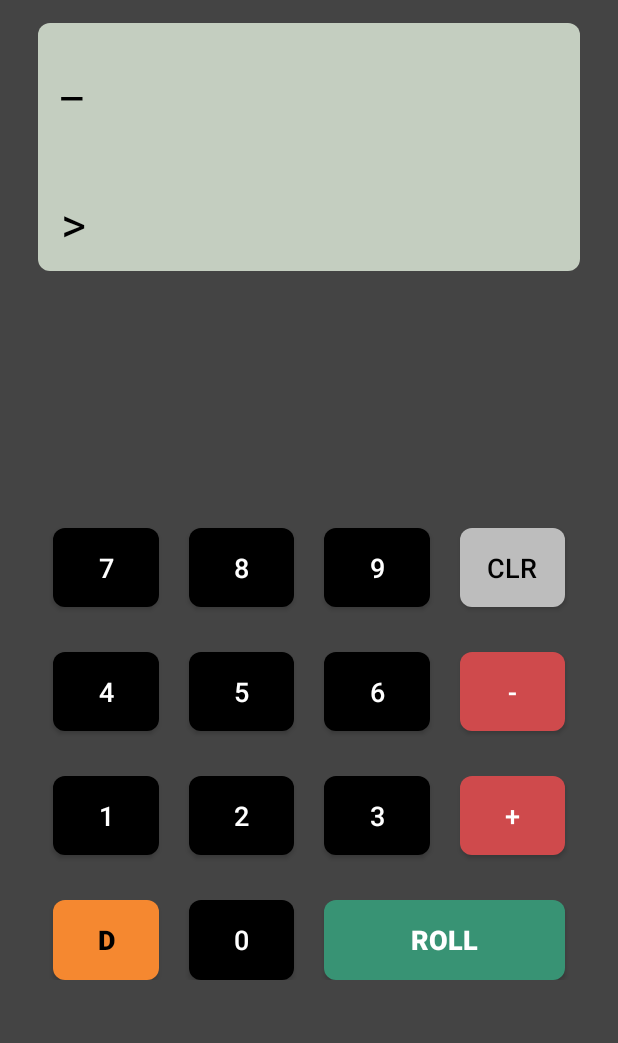
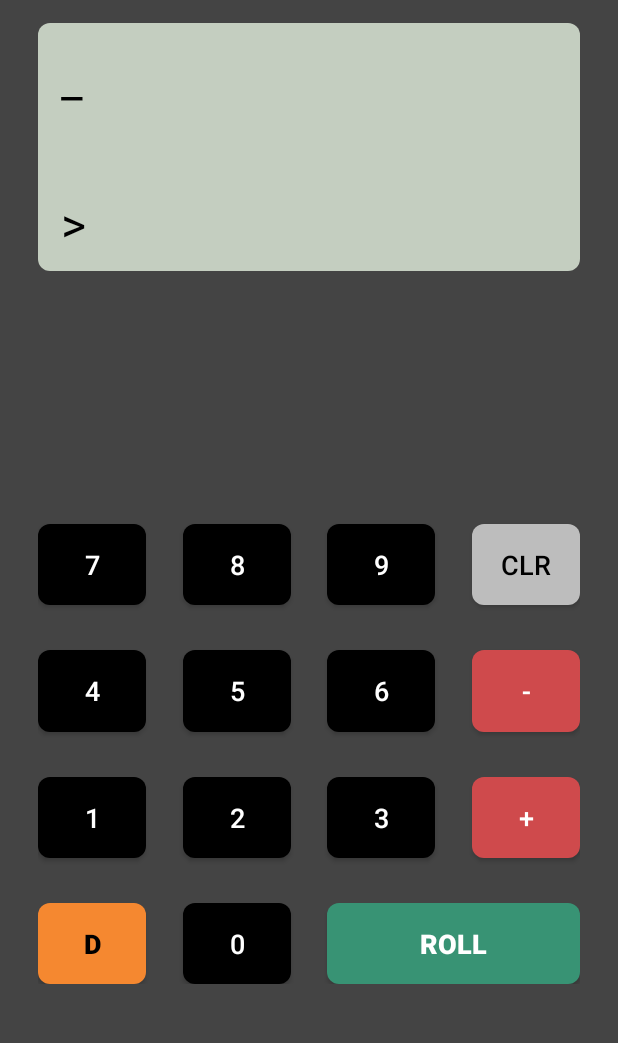
Before and after one commit to remcoder/polyhedral-dice-calculator, an Android app: the screen it shows after launch (MainActivity), on a phone screen of 412 x 824 dp, the part 44-1087 px from its top. Run offline under Robolectric (Android 15) with nearby library versions, the phone set to English and light mode, and no system bars; libraries missing offline, so code that uses them is left out: com.q42.tolbaaken, com.q42.utils; 2 statements that could not run were skipped.

Commit message:
Reworked the layout to be more adaptive to various screen sizes

```diff
--- a/src/app/src/main/res/layout/activity_main.xml
+++ b/src/app/src/main/res/layout/activity_main.xml
@@ -2,108 +2,103 @@
 <android.support.constraint.ConstraintLayout xmlns:android="http://schemas.android.com/apk/res/android"
     xmlns:app="http://schemas.android.com/apk/res-auto"
     xmlns:tools="http://schemas.android.com/tools"
+    android:id="@+id/container"
     android:layout_width="match_parent"
     android:layout_height="match_parent"
-    tools:context=".MainActivity"
     android:background="@color/dark_grey"
-    android:id="@+id/container"
     android:paddingStart="25dp"
     android:paddingEnd="25dp"
-    >
+    tools:context=".MainActivity">
 
     <TextView
         android:id="@+id/app_name"
         android:layout_width="match_parent"
         android:layout_height="wrap_content"
+        android:layout_marginTop="5dp"
+
         android:text="RPG Dice Calculator"
-
+        android:textAlignment="center"
         android:textColor="#aaa"
-        android:textAlignment="center"
         android:textSize="17sp"
-        app:layout_constraintTop_toTopOf="parent"
-        android:layout_marginTop="5dp"
-    />
+        app:layout_constraintTop_toTopOf="parent" />
 
     <View
         android:id="@+id/lcd"
         android:layout_width="match_parent"
         android:layout_height="0dp"
 
-        app:layout_constraintTop_toBottomOf="@id/app_name"
+        android:layout_marginTop="15dp"
         android:background="@drawable/rounded_button"
         android:backgroundTint="@color/lcd"
-        android:layout_marginTop="15dp"
+        app:layout_constraintBottom_toBottomOf="@id/result"
 
-        app:layout_constraintBottom_toBottomOf="@id/result"
-        />
+        app:layout_constraintTop_toBottomOf="@id/app_name" />
 
     <TextView
         android:id="@+id/input"
         android:layout_width="0dp"
         android:layout_height="wrap_content"
-        tools:text="2d4+1d6+2d4+1d6+2d4+1d6"
         android:layout_marginStart="15dp"
+        android:layout_marginTop="15dp"
         android:layout_marginEnd="15dp"
-        android:layout_marginTop="15dp"
         android:lines="2"
         android:textSize="32sp"
+        app:layout_constraintBottom_toTopOf="@id/result"
+        app:layout_constraintEnd_toEndOf="@id/lcd"
         app:layout_constraintStart_toStartOf="@id/lcd"
-        app:layout_constraintEnd_toEndOf="@id/lcd"
         app:layout_constraintTop_toTopOf="@id/lcd"
-        app:layout_constraintBottom_toTopOf="@id/result"
-        />
+        tools:text="2d4+1d6+2d4+1d6+2d4+1d6" />
 
     <TextView
         android:id="@+id/result"
         android:layout_width="0dp"
         android:layout_height="wrap_content"
-        tools:text=">> 42"
+        android:layout_marginStart="15dp"
+        android:layout_marginTop="15dp"
+        android:layout_marginEnd="15dp"
+        android:paddingBottom="10dp"
         android:textSize="32sp"
-        app:layout_constraintStart_toStartOf="@id/lcd"
+        app:layout_constraintBottom_toBottomOf="@id/lcd"
         app:layout_constraintEnd_toEndOf="@id/lcd"
         app:layout_constraintHorizontal_bias="0"
+        app:layout_constraintStart_toStartOf="@id/lcd"
         app:layout_constraintTop_toBottomOf="@id/input"
-        app:layout_constraintBottom_toBottomOf="@id/lcd"
-        android:layout_marginStart="15dp"
-        android:layout_marginEnd="15dp"
-        android:layout_marginTop="15dp"
-        android:paddingBottom="10dp"
-        />
+        tools:text=">> 42" />
 
     <android.support.constraint.ConstraintLayout
         android:id="@+id/buttons"
         android:layout_width="match_parent"
         android:layout_height="wrap_content"
-        app:layout_constraintTop_toBottomOf="@id/result"
         app:layout_constraintBottom_toBottomOf="parent"
         app:layout_constraintStart_toStartOf="parent"
-        >
+        app:layout_constraintTop_toBottomOf="@id/result">
 
         <Button
             android:id="@+id/button_7"
             android:layout_width="0dp"
             android:layout_height="0dp"
+            android:layout_marginVertical="30dp"
             android:text="7"
+
+            app:layout_constraintDimensionRatio="4:3"
+            app:layout_constraintEnd_toStartOf="@+id/button_8"
+
+            app:layout_constraintHorizontal_chainStyle="spread_inside"
+            app:layout_constraintStart_toStartOf="parent"
             app:layout_constraintTop_toTopOf="parent"
-
-        app:layout_constraintEnd_toStartOf="@+id/button_8"
-        app:layout_constraintStart_toStartOf="parent"
-        app:layout_constraintHorizontal_chainStyle="spread_inside"
-        android:layout_marginHorizontal="10dp"
-        android:layout_marginVertical="30dp"
-        app:layout_constraintDimensionRatio="4:3"
-        />
+            app:layout_constraintWidth_percent="0.20" />
 
         <Button
             android:id="@+id/button_8"
             android:layout_width="0dp"
             android:layout_height="0dp"
             android:text="8"
+            app:layout_constraintBottom_toBottomOf="@id/button_7"
+            app:layout_constraintEnd_toStartOf="@id/button_9"
+            app:layout_constraintStart_toEndOf="@+id/button_7"
             app:layout_constraintTop_toTopOf="@+id/button_7"
-        app:layout_constraintStart_toEndOf="@+id/button_7"
-        app:layout_constraintEnd_toStartOf="@id/button_9"
-        app:layout_constraintBottom_toBottomOf="@id/button_7"
-        android:layout_marginHorizontal="10dp"
+            app:layout_constraintWidth_percent="0.2"
+
 
             />
 
@@ -112,104 +107,92 @@
             android:layout_width="0dp"
             android:layout_height="0dp"
             android:text="9"
+            app:layout_constraintBottom_toBottomOf="@id/button_7"
+            app:layout_constraintEnd_toStartOf="@id/button_clear"
             app:layout_constraintStart_toEndOf="@+id/button_8"
             app:layout_constraintTop_toTopOf="@+id/button_7"
-        app:layout_constraintBottom_toBottomOf="@id/button_7"
-        app:layout_constraintEnd_toStartOf="@id/button_clear"
-        android:layout_marginHorizontal="10dp"
+            app:layout_constraintWidth_percent="0.2"
+
             />
 
         <Button
             android:id="@+id/button_clear"
+            style="@style/CommandButton"
             android:layout_width="0dp"
             android:layout_height="0dp"
-        style="@style/CommandButton"
             android:text="clr"
+            app:layout_constraintBottom_toBottomOf="@id/button_7"
+            app:layout_constraintEnd_toEndOf="parent"
             app:layout_constraintStart_toEndOf="@id/button_9"
-        app:layout_constraintEnd_toEndOf="parent"
             app:layout_constraintTop_toTopOf="@id/button_7"
-        app:layout_constraintBottom_toBottomOf="@id/button_7"
-        android:layout_marginHorizontal="10dp"
+            app:layout_constraintWidth_percent="0.2"
+
             />
 
         <Button
             android:id="@+id/button_4"
             android:layout_width="0dp"
             android:layout_height="0dp"
+            android:layout_marginVertical="30dp"
             android:text="4"
-        app:layout_constraintStart_toStartOf="parent"
-        app:layout_constraintTop_toBottomOf="@+id/button_7"
-        app:layout_constraintEnd_toStartOf="@id/button_5"
             app:layout_constraintDimensionRatio="4:3"
-        app:layout_constraintHorizontal_chainStyle="spread_inside"
-        android:layout_marginHorizontal="10dp"
-        android:layout_marginVertical="30dp"
-        />
+            app:layout_constraintEnd_toEndOf="@id/button_7"
+            app:layout_constraintStart_toStartOf="@id/button_7"
+            app:layout_constraintTop_toBottomOf="@+id/button_7" />
 
         <Button
             android:id="@+id/button_5"
             android:layout_width="0dp"
             android:layout_height="0dp"
             android:text="5"
-        app:layout_constraintEnd_toStartOf="@+id/button_6"
-        app:layout_constraintStart_toEndOf="@+id/button_4"
-        app:layout_constraintTop_toTopOf="@+id/button_4"
             app:layout_constraintBottom_toBottomOf="@id/button_4"
-        android:layout_marginHorizontal="10dp"
-        />
+            app:layout_constraintEnd_toEndOf="@id/button_8"
+            app:layout_constraintStart_toStartOf="@id/button_8"
+            app:layout_constraintTop_toTopOf="@id/button_4" />
 
         <Button
             android:id="@+id/button_6"
             android:layout_width="0dp"
             android:layout_height="0dp"
             android:text="6"
-        app:layout_constraintEnd_toStartOf="@id/button_minus"
-        app:layout_constraintStart_toEndOf="@id/button_5"
-        app:layout_constraintTop_toTopOf="@+id/button_4"
             app:layout_constraintBottom_toBottomOf="@id/button_4"
-        android:layout_marginHorizontal="10dp"
-        />
+            app:layout_constraintEnd_toEndOf="@id/button_9"
+            app:layout_constraintStart_toStartOf="@id/button_9"
+            app:layout_constraintTop_toTopOf="@id/button_4" />
 
         <Button
             android:id="@+id/button_minus"
+            style="@style/OperatorButton"
             android:layout_width="0dp"
             android:layout_height="0dp"
+
             android:text="-"
-        app:layout_constraintEnd_toEndOf="parent"
-        app:layout_constraintStart_toEndOf="@id/button_6"
-        app:layout_constraintTop_toTopOf="@id/button_4"
+
             app:layout_constraintBottom_toBottomOf="@id/button_4"
-        style="@style/OperatorButton"
-        android:layout_marginHorizontal="10dp"
-        />
+            app:layout_constraintEnd_toEndOf="@id/button_clear"
+            app:layout_constraintStart_toStartOf="@id/button_clear"
+            app:layout_constraintTop_toTopOf="@id/button_4" />
 
         <Button
             android:id="@+id/button_1"
             android:layout_width="0dp"
             android:layout_height="0dp"
+            android:layout_marginVertical="30dp"
             android:text="1"
-        app:layout_constraintStart_toStartOf="parent"
-        app:layout_constraintEnd_toStartOf="@+id/button_2"
-        app:layout_constraintTop_toBottomOf="@+id/button_4"
-
             app:layout_constraintDimensionRatio="4:3"
-        app:layout_constraintHorizontal_chainStyle="spread_inside"
-        android:layout_marginHorizontal="10dp"
-        android:layout_marginVertical="30dp"
-
-        />
+            app:layout_constraintEnd_toEndOf="@id/button_7"
+            app:layout_constraintStart_toStartOf="@id/button_7"
+            app:layout_constraintTop_toBottomOf="@+id/button_4" />
 
         <Button
             android:id="@+id/button_2"
             android:layout_width="0dp"
             android:layout_height="0dp"
             android:text="2"
-        app:layout_constraintEnd_toStartOf="@+id/button_3"
-        app:layout_constraintStart_toEndOf="@id/button_1"
-        app:layout_constraintTop_toTopOf="@+id/button_1"
             app:layout_constraintBottom_toBottomOf="@id/button_1"
-        android:layout_marginHorizontal="10dp"
-        />
+            app:layout_constraintEnd_toEndOf="@id/button_8"
+            app:layout_constraintStart_toStartOf="@id/button_8"
+            app:layout_constraintTop_toTopOf="@id/button_1" />
 
         <Button
             android:id="@+id/button_3"
@@ -217,38 +200,33 @@
             android:layout_height="0dp"
             android:text="3"
 
-        app:layout_constraintEnd_toStartOf="@id/button_plus"
-        app:layout_constraintTop_toTopOf="@+id/button_1"
             app:layout_constraintBottom_toBottomOf="@id/button_1"
-        app:layout_constraintStart_toEndOf="@id/button_2"
-        android:layout_marginHorizontal="10dp"
-        />
+            app:layout_constraintEnd_toEndOf="@id/button_9"
+            app:layout_constraintStart_toStartOf="@id/button_9"
+            app:layout_constraintTop_toTopOf="@id/button_1" />
 
         <Button
             android:id="@+id/button_plus"
+            style="@style/OperatorButton"
             android:layout_width="0dp"
             android:layout_height="0dp"
             android:text="+"
-        style="@style/OperatorButton"
-        app:layout_constraintEnd_toEndOf="parent"
-        app:layout_constraintStart_toEndOf="@id/button_3"
-        app:layout_constraintTop_toTopOf="@id/button_1"
             app:layout_constraintBottom_toBottomOf="@id/button_1"
-        android:layout_marginHorizontal="10dp"
-        />
+            app:layout_constraintEnd_toEndOf="@id/button_minus"
+            app:layout_constraintStart_toStartOf="@id/button_minus"
+            app:layout_constraintTop_toTopOf="@id/button_1" />
 
         <Button
             android:id="@+id/button_d"
+            style="@style/DieButton"
             android:layout_width="0dp"
             android:layout_height="0dp"
+            android:layout_marginVertical="30dp"
             android:text="d"
-        app:layout_constraintTop_toBottomOf="@id/button_1"
-        app:layout_constraintStart_toStartOf="@id/button_1"
-        app:layout_constraintEnd_toEndOf="@id/button_1"
             app:layout_constraintDimensionRatio="4:3"
-        android:layout_marginVertical="30dp"
-        style="@style/DieButton"
-        />
+            app:layout_constraintEnd_toEndOf="@id/button_7"
+            app:layout_constraintStart_toStartOf="@id/button_7"
+            app:layout_constraintTop_toBottomOf="@id/button_1" />
 
         <Button
             android:id="@+id/button_0"
@@ -256,23 +234,21 @@
             android:layout_height="0dp"
             android:text="0"
 
-        app:layout_constraintTop_toTopOf="@id/button_d"
             app:layout_constraintBottom_toBottomOf="@id/button_d"
-        app:layout_constraintStart_toStartOf="@id/button_2"
-        app:layout_constraintEnd_toEndOf="@id/button_2"
-        />
+            app:layout_constraintEnd_toEndOf="@id/button_8"
+            app:layout_constraintStart_toStartOf="@id/button_8"
+            app:layout_constraintTop_toTopOf="@id/button_d" />
 
         <Button
             android:id="@+id/button_roll"
+            style="@style/RollButton"
             android:layout_width="0dp"
             android:layout_height="0dp"
             android:text="roll"
-        style="@style/RollButton"
-        app:layout_constraintTop_toTopOf="@id/button_d"
-        app:layout_constraintStart_toStartOf="@id/button_3"
-        app:layout_constraintEnd_toEndOf="@id/button_plus"
             app:layout_constraintBottom_toBottomOf="@id/button_d"
-        />
+            app:layout_constraintEnd_toEndOf="@id/button_clear"
+            app:layout_constraintStart_toStartOf="@id/button_9"
+            app:layout_constraintTop_toTopOf="@id/button_d" />
     </android.support.constraint.ConstraintLayout>
 
 </android.support.constraint.ConstraintLayout>
--- a/src/app/src/main/res/values/styles.xml
+++ b/src/app/src/main/res/values/styles.xml
@@ -8,7 +8,6 @@
         <item name="colorAccent">@color/colorAccent</item>
         <item name="android:textColor">@color/black</item>
         <item name="android:buttonStyle">@style/CalculatorButton</item>
-
     </style>
 
     <style name="actionbarStyle" parent="Theme.AppCompat.Light.DarkActionBar">
@@ -18,14 +17,8 @@
     <style name="CalculatorButton" parent="Base.Widget.AppCompat.Button">
         <item name="android:textColor">@color/white</item>
         <item name="android:backgroundTint">@color/black</item>
-        <item name="android:paddingStart">12dp</item>
-        <item name="android:paddingEnd">12dp</item>
-        <item name="android:paddingTop">8sp</item>
-        <item name="android:paddingBottom">8sp</item>
         <item name="android:textSize">18sp</item>
         <item name="android:background">@drawable/rounded_button</item>
-        <item name="android:minHeight">32sp</item>
-        <item name="android:minWidth">72sp</item>
     </style>
 
     <style name="OperatorButton" parent="CalculatorButton">
@@ -47,5 +40,4 @@
         <item name="android:backgroundTint">@color/turquoise</item>
         <item name="android:textStyle">bold</item>
     </style>
-
 </resources>
```
Lines whose indentation alone changed are shown as unchanged.
